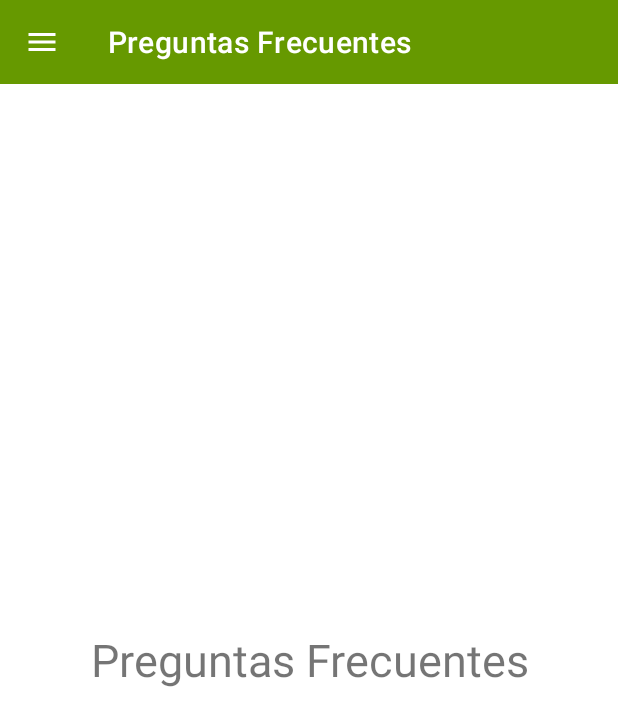
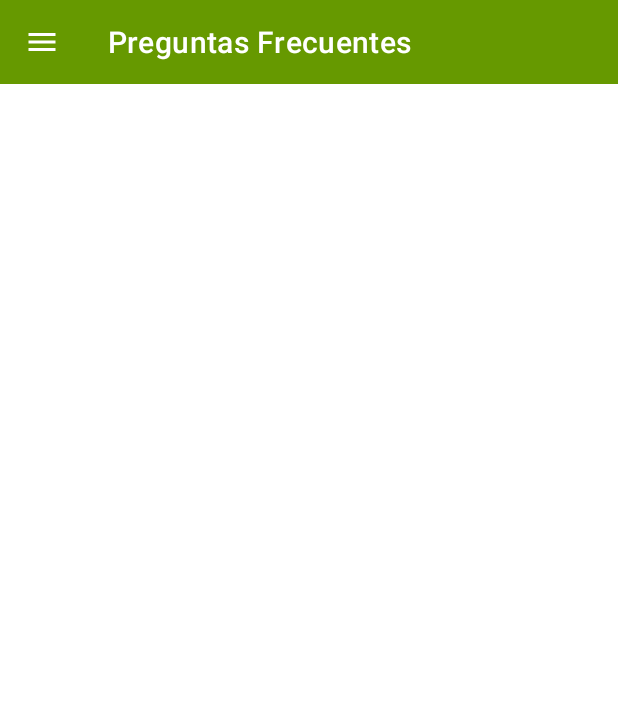
Before and after one commit to GastonUANL/ProyectoIntegrador_1.2, an Android app: the screen it shows after launch (MenuDinamico), in the side drawer, after a tap on "Preguntas Frecuentes", on a phone screen of 412 x 824 dp. Shown: the top 726 px of the screen. Run offline under Robolectric (Android 15) with nearby library versions, the phone set to English and light mode, and no system bars.

Commit message:
constraint layout

```diff
--- a/ProyectoIntegrador1.2/app/src/main/res/layout/fragment_preguntas.xml
+++ b/ProyectoIntegrador1.2/app/src/main/res/layout/fragment_preguntas.xml
@@ -6,11 +6,10 @@
     tools:context=".preguntas.Preguntas">
 
     <!-- TODO: Update blank fragment layout -->
-    <TextView
+    <androidx.constraintlayout.widget.ConstraintLayout
         android:layout_width="match_parent"
         android:layout_height="match_parent"
-        android:text="@string/frg_Preguntas"
-        android:textSize="30dp"
-        android:gravity="center"/>
+        >
+    </androidx.constraintlayout.widget.ConstraintLayout>
 
 </FrameLayout>
```
